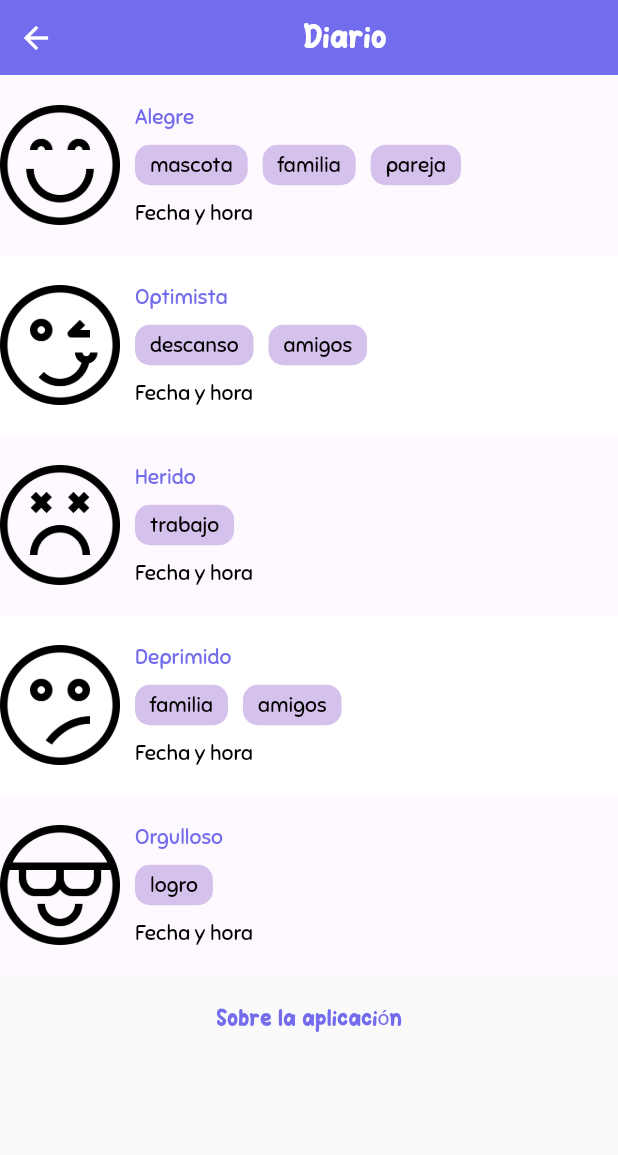
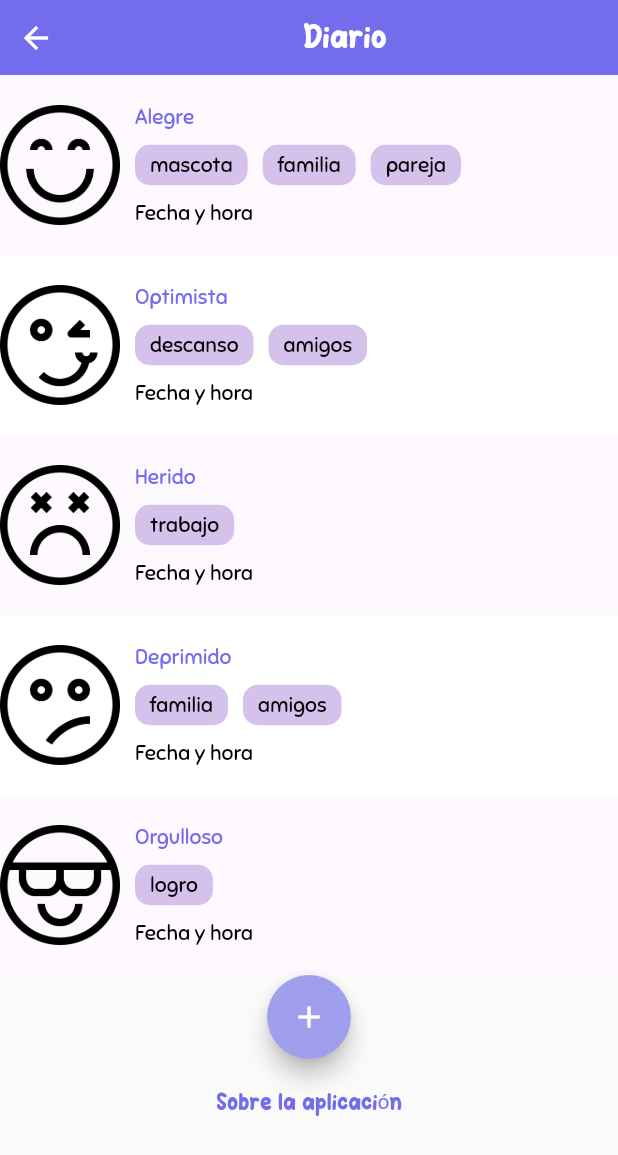
Before and after one commit to nanofrks/FINAL_ingsoftware, a Flutter app: the DiarioView screen opened directly with empty values, on a phone screen of 412 x 824 dp. Shown: the top 1155 px of the screen. Run offline on Flutter 3.47's test engine with Material 2 defaults, Android fonts, the phone set to English and light mode, and no system bars; our stand-ins replace cloud_firestore, firebase_auth, firebase_core; accounts and stored records are empty.

Commit message:
Botón "agregar"

```diff
--- a/lib/Views/DiarioView.dart
+++ b/lib/Views/DiarioView.dart
@@ -282,6 +282,16 @@ class DiarioView extends StatelessWidget {
                 ),
               ),
             ),
+            FloatingActionButton(
+              backgroundColor: const Color(0xFF9F9FED),
+              child: const Icon(
+                Icons.add,
+                color: Colors.white,
+              ),
+              onPressed: () {
+                // Lógica para agregar una nueva tarea
+              },
+            ),
             const SizedBox(height: 20),
             GestureDetector(
               onTap: () {
```
